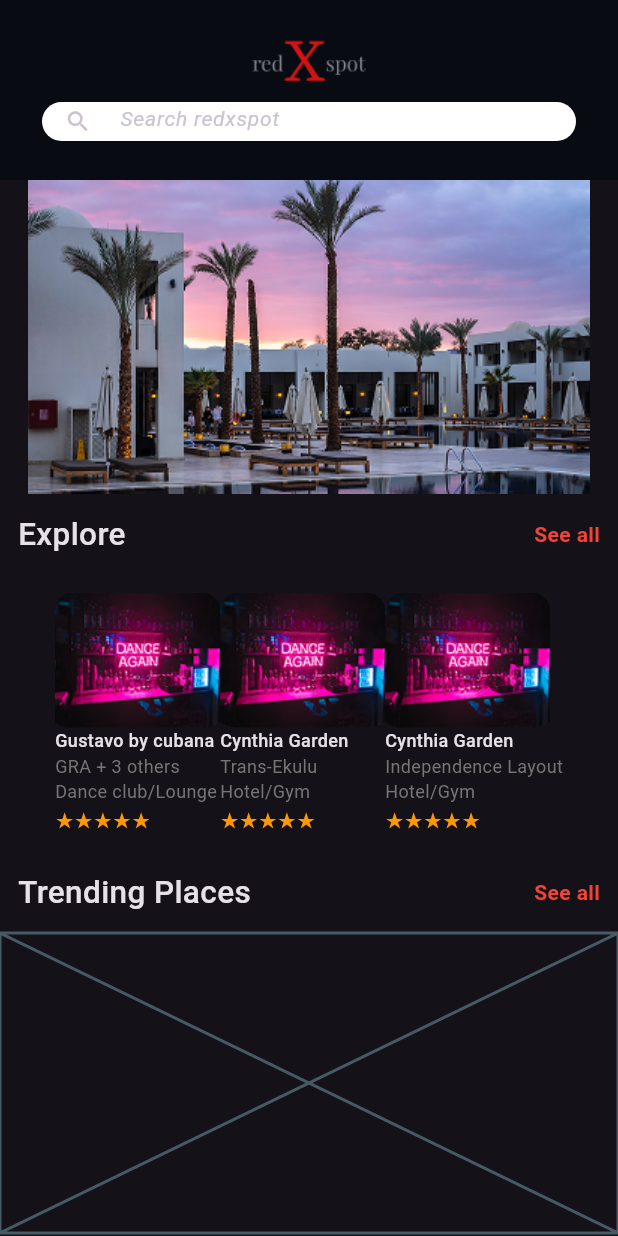
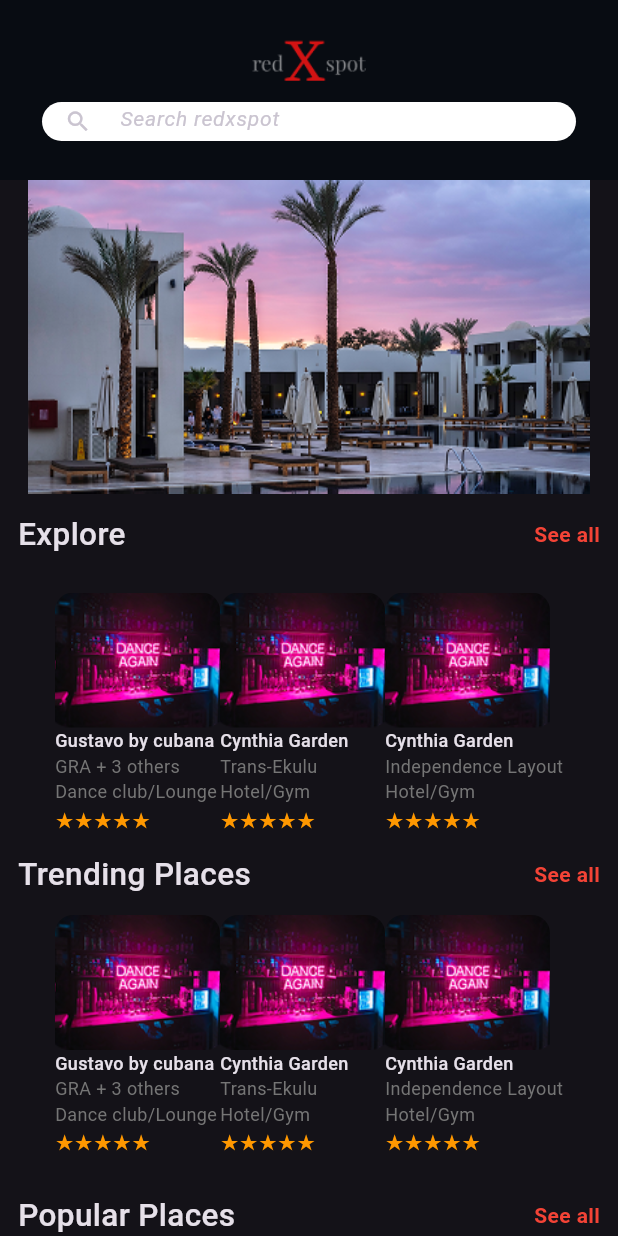
Before and after one commit to Akay74/Redxspot, a Flutter app: the screen it shows after launch, on a phone screen of 412 x 824 dp. Run offline on Flutter 3.47's test engine with Material 3 defaults, Android fonts, the phone set to English and light mode, and no system bars.

Commit message:
✨ Add trending places card

```diff
--- a/lib/home_screen.dart
+++ b/lib/home_screen.dart
@@ -81,7 +81,7 @@
               scrollDirection: Axis.horizontal,
               child: Row(
                 children: [
-                  PlaceCard( // Use the imported widget
+                  PlaceCard(
                     image: 'assets/images/gustavo.png',
                     title: "Gustavo by cubana",
                     location: "GRA + 3 others",
@@ -108,7 +108,7 @@
           ),
           // Trending Places Title
           Padding(
-            padding: const EdgeInsets.all(12.0),
+            padding: const EdgeInsets.only(left: 12.0, right: 12.0),
             child: Row(
               mainAxisAlignment: MainAxisAlignment.spaceBetween,
               children: [
@@ -127,8 +127,36 @@
             ),
           ),
           // Trending Places cards
-          Placeholder(
-            fallbackHeight: 200,
+          Padding(
+            padding: const EdgeInsets.all(12.0),
+            child: SingleChildScrollView(
+              scrollDirection: Axis.horizontal,
+              child: Row(
+                children: [
+                  PlaceCard(
+                    image: 'assets/images/gustavo.png',
+                    title: "Gustavo by cubana",
+                    location: "GRA + 3 others",
+                    subtitle: "Dance club/Lounge",
+                    rating: "★★★★★",
+                  ),
+                  PlaceCard(
+                    image: 'assets/images/gustavo.png',
+                    title: "Cynthia Garden",
+                    location: "Trans-Ekulu",
+                    subtitle: "Hotel/Gym",
+                    rating: "★★★★★",
+                  ),
+                  PlaceCard(
+                    image: 'assets/images/gustavo.png',
+                    title: "Cynthia Garden",
+                    location: "Independence Layout",
+                    subtitle: "Hotel/Gym",
+                    rating: "★★★★★",
+                  ),
+                ],
+              ),
+            )
           ),
           // Popular Places Title
           Padding(
```
